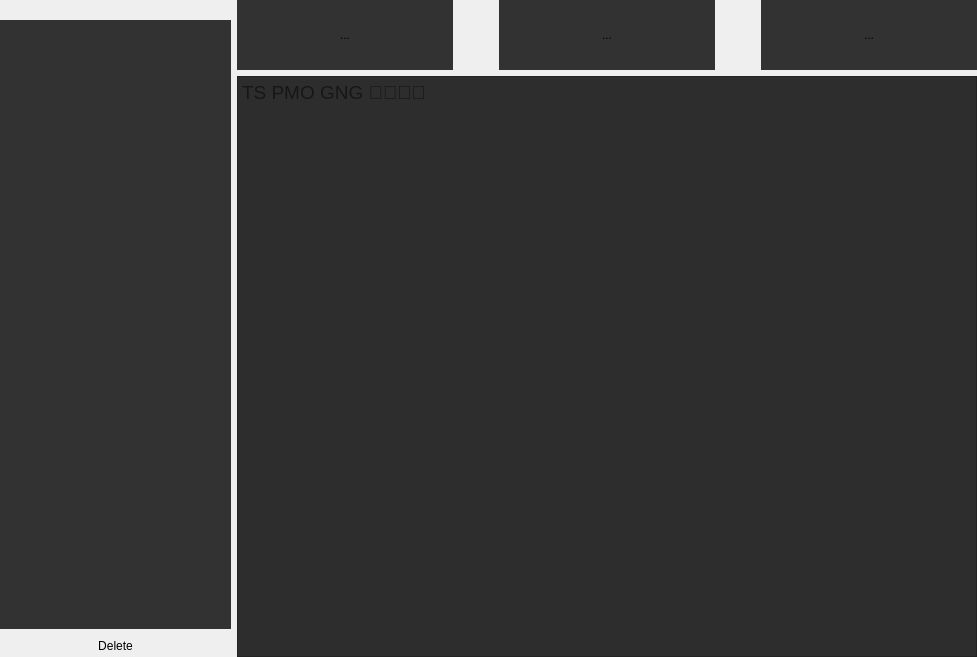
The window that mainwindow.ui (vkerem0/alnotes) describes before a commit, drawn with Qt 5.
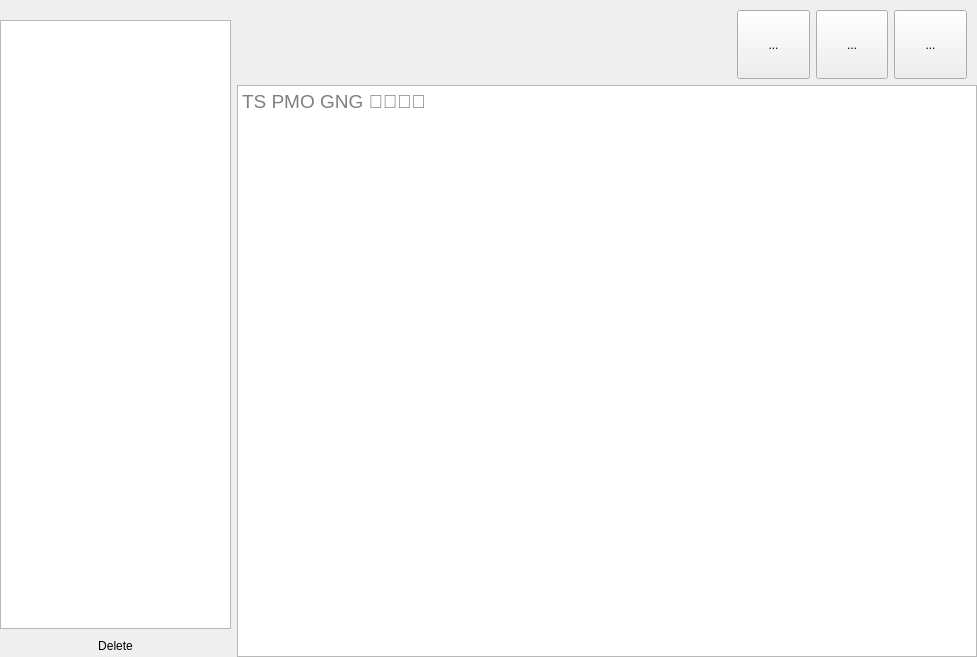
The same window after the commit. Icons and pictures are not drawn.

```diff
--- a/mainwindow.ui
+++ b/mainwindow.ui
@@ -55,11 +55,7 @@
       <item>
        <widget class="QTreeView" name="treeView">
         <property name="styleSheet">
-         <string notr="true">QTreeView{
-
-background-color: rgb(50, 50, 50);
-border:none;
-}</string>
+         <string notr="true"/>
         </property>
         <property name="indentation">
          <number>20</number>
@@ -91,9 +87,41 @@
      </layout>
     </item>
     <item>
-     <layout class="QVBoxLayout" name="verticalLayout" stretch="4,33">
+     <layout class="QVBoxLayout" name="verticalLayout" stretch="0,4,33">
+      <item>
+       <spacer name="verticalSpacer_2">
+        <property name="orientation">
+         <enum>Qt::Orientation::Vertical</enum>
+        </property>
+        <property name="sizeType">
+         <enum>QSizePolicy::Policy::Maximum</enum>
+        </property>
+        <property name="sizeHint" stdset="0">
+         <size>
+          <width>20</width>
+          <height>10</height>
+         </size>
+        </property>
+       </spacer>
+      </item>
       <item>
        <layout class="QHBoxLayout" name="horizontalLayout" stretch="0,0,0,0,0">
+        <item>
+         <spacer name="horizontalSpacer">
+          <property name="orientation">
+           <enum>Qt::Orientation::Horizontal</enum>
+          </property>
+          <property name="sizeType">
+           <enum>QSizePolicy::Policy::Maximum</enum>
+          </property>
+          <property name="sizeHint" stdset="0">
+           <size>
+            <width>500</width>
+            <height>20</height>
+           </size>
+          </property>
+         </spacer>
+        </item>
         <item>
          <widget class="QToolButton" name="toolButton">
           <property name="sizePolicy">
@@ -103,23 +131,7 @@
            </sizepolicy>
           </property>
           <property name="styleSheet">
-           <string notr="true">QToolButton{
-
-background-color: rgb(50, 50,50);
-border:none;
-
-}
-
-QToolButton:hover{
-background-color: rgb(55, 55, 55);
-}
-
-QToolButton:pressed {
-
-background-color: rgb(60, 60, 60);
-
-}
-</string>
+           <string notr="true"/>
           </property>
           <property name="text">
            <string>...</string>
@@ -129,27 +141,11 @@
           </property>
           <property name="iconSize">
            <size>
-            <width>24</width>
-            <height>24</height>
-           </size>
-          </property>
-         </widget>
-        </item>
-        <item>
-         <spacer name="horizontalSpacer">
-          <property name="orientation">
-           <enum>Qt::Orientation::Horizontal</enum>
-          </property>
-          <property name="sizeType">
-           <enum>QSizePolicy::Policy::Ignored</enum>
-          </property>
-          <property name="sizeHint" stdset="0">
-           <size>
             <width>40</width>
-            <height>20</height>
+            <height>40</height>
            </size>
           </property>
-         </spacer>
+         </widget>
         </item>
         <item>
          <widget class="QToolButton" name="toolButton_4">
@@ -160,23 +156,7 @@
            </sizepolicy>
           </property>
           <property name="styleSheet">
-           <string notr="true">QToolButton{
-
-background-color: rgb(50, 50,50);
-border:none;
-
-}
-
-QToolButton:hover{
-background-color: rgb(55, 55, 55);
-}
-
-QToolButton:pressed {
-
-background-color: rgb(60, 60, 60);
-
-}
-</string>
+           <string notr="true"/>
           </property>
           <property name="text">
            <string>...</string>
@@ -192,22 +172,6 @@
           </property>
          </widget>
         </item>
-        <item>
-         <spacer name="horizontalSpacer_2">
-          <property name="orientation">
-           <enum>Qt::Orientation::Horizontal</enum>
-          </property>
-          <property name="sizeType">
-           <enum>QSizePolicy::Policy::Ignored</enum>
-          </property>
-          <property name="sizeHint" stdset="0">
-           <size>
-            <width>40</width>
-            <height>20</height>
-           </size>
-          </property>
-         </spacer>
-        </item>
         <item>
          <widget class="QToolButton" name="toolButton_5">
           <property name="sizePolicy">
@@ -217,23 +181,7 @@
            </sizepolicy>
           </property>
           <property name="styleSheet">
-           <string notr="true">QToolButton{
-
-background-color: rgb(50, 50,50);
-border:none;
-
-}
-
-QToolButton:hover{
-background-color: rgb(55, 55, 55);
-}
-
-QToolButton:pressed {
-
-background-color: rgb(60, 60, 60);
-
-}
-</string>
+           <string notr="true"/>
           </property>
           <property name="text">
            <string>...</string>
@@ -243,12 +191,28 @@
           </property>
           <property name="iconSize">
            <size>
-            <width>24</width>
-            <height>24</height>
+            <width>40</width>
+            <height>40</height>
            </size>
           </property>
          </widget>
         </item>
+        <item>
+         <spacer name="horizontalSpacer_2">
+          <property name="orientation">
+           <enum>Qt::Orientation::Horizontal</enum>
+          </property>
+          <property name="sizeType">
+           <enum>QSizePolicy::Policy::Maximum</enum>
+          </property>
+          <property name="sizeHint" stdset="0">
+           <size>
+            <width>10</width>
+            <height>20</height>
+           </size>
+          </property>
+         </spacer>
+        </item>
        </layout>
       </item>
       <item>
@@ -262,11 +226,7 @@
          </font>
         </property>
         <property name="styleSheet">
-         <string notr="true">QTextEdit{
-
-background-color: rgb(45, 45, 45);
-
-}</string>
+         <string notr="true"/>
         </property>
         <property name="placeholderText">
          <string>TS PMO GNG 🥀🥀🥀🥀</string>
```
Left out of the diff: 2 changed lines with no effect on the pictures.
